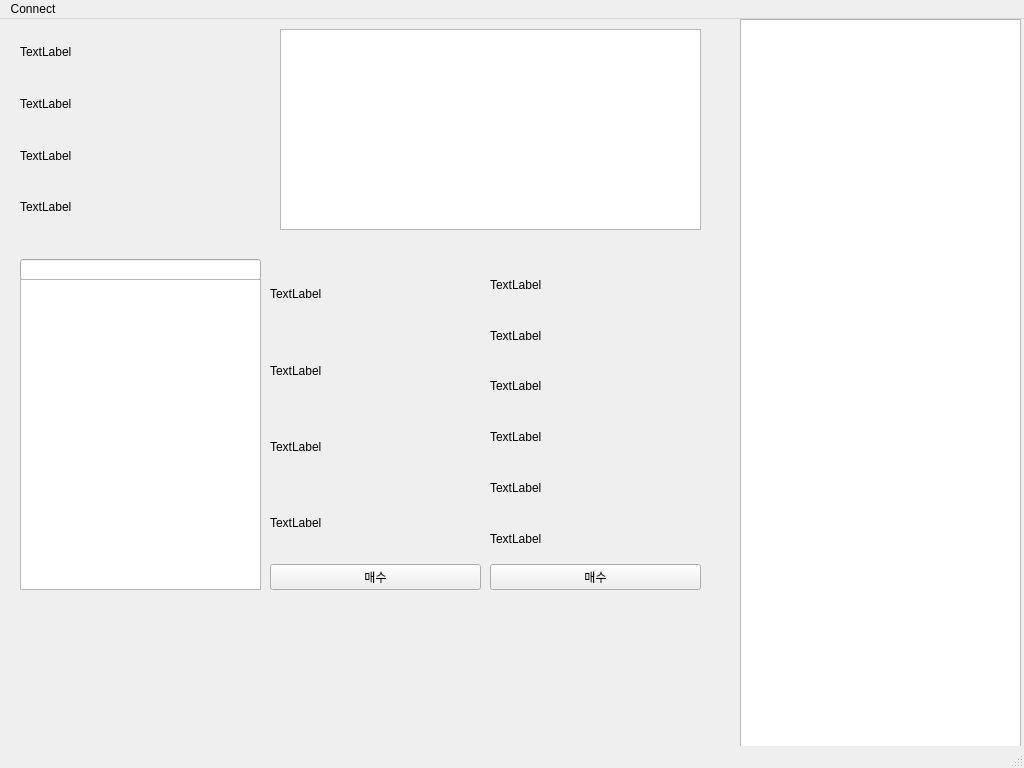
The window that main.ui (RaynoldKim/MyTrade) describes before a commit, drawn with Qt 5.
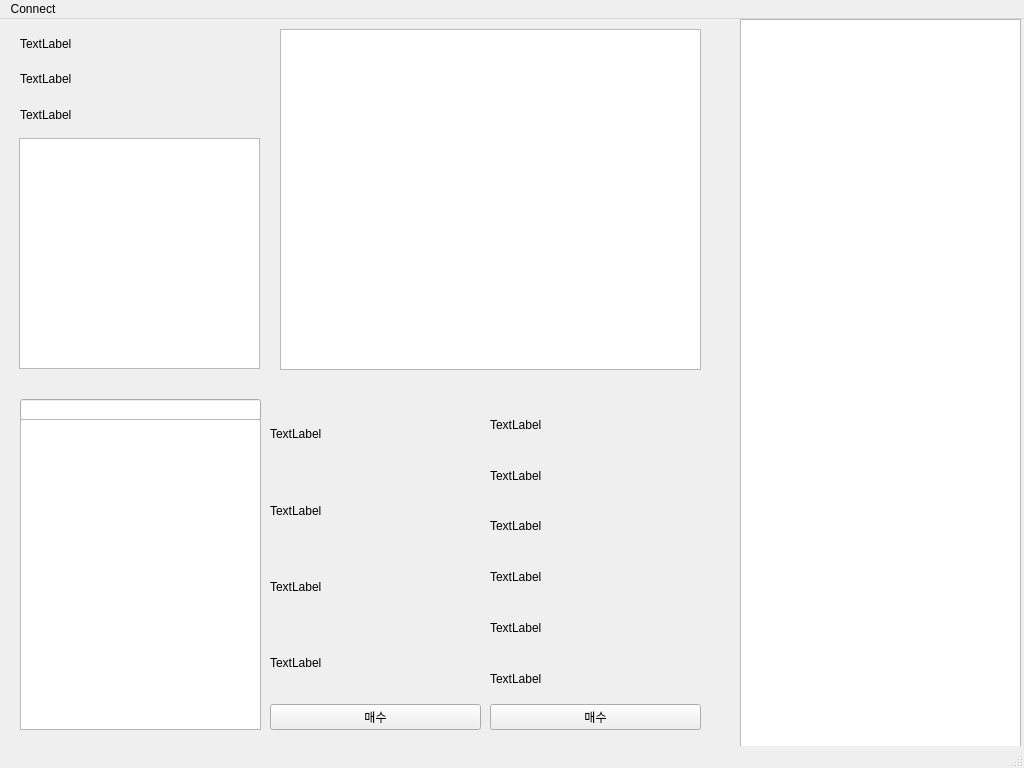
The same window after the commit.

Patch:
```diff
--- a/main.ui
+++ b/main.ui
@@ -20,7 +20,7 @@
       <x>20</x>
       <y>10</y>
       <width>241</width>
-      <height>201</height>
+      <height>101</height>
      </rect>
     </property>
     <layout class="QVBoxLayout" name="verticalLayout">
@@ -29,6 +29,9 @@
        <property name="text">
         <string>TextLabel</string>
        </property>
+       <property name="textInteractionFlags">
+        <set>Qt::TextSelectableByMouse</set>
+       </property>
       </widget>
      </item>
      <item>
@@ -36,6 +39,9 @@
        <property name="text">
         <string>TextLabel</string>
        </property>
+       <property name="textInteractionFlags">
+        <set>Qt::TextSelectableByMouse</set>
+       </property>
       </widget>
      </item>
      <item>
@@ -43,12 +49,8 @@
        <property name="text">
         <string>TextLabel</string>
        </property>
-      </widget>
-     </item>
-     <item>
-      <widget class="QLabel" name="label_cash_balance">
-       <property name="text">
-        <string>TextLabel</string>
+       <property name="textInteractionFlags">
+        <set>Qt::TextSelectableByMouse</set>
        </property>
       </widget>
      </item>
@@ -58,7 +60,7 @@
     <property name="geometry">
      <rect>
       <x>270</x>
-      <y>240</y>
+      <y>380</y>
       <width>211</width>
       <height>331</height>
      </rect>
@@ -105,7 +107,7 @@
     <property name="geometry">
      <rect>
       <x>20</x>
-      <y>240</y>
+      <y>380</y>
       <width>241</width>
       <height>21</height>
      </rect>
@@ -115,7 +117,7 @@
     <property name="geometry">
      <rect>
       <x>20</x>
-      <y>260</y>
+      <y>400</y>
       <width>241</width>
       <height>311</height>
      </rect>
@@ -135,7 +137,7 @@
     <property name="geometry">
      <rect>
       <x>490</x>
-      <y>240</y>
+      <y>380</y>
       <width>211</width>
       <height>331</height>
      </rect>
@@ -201,7 +203,7 @@
       <x>280</x>
       <y>10</y>
       <width>421</width>
-      <height>201</height>
+      <height>341</height>
      </rect>
     </property>
     <property name="inputMethodHints">
@@ -211,6 +213,37 @@
      <set>QAbstractItemView::NoEditTriggers</set>
     </property>
    </widget>
+   <widget class="QWidget" name="verticalLayoutWidget_4">
+    <property name="geometry">
+     <rect>
+      <x>19</x>
+      <y>119</y>
+      <width>241</width>
+      <height>231</height>
+     </rect>
+    </property>
+    <layout class="QVBoxLayout" name="verticalLayout_3">
+     <property name="spacing">
+      <number>0</number>
+     </property>
+     <property name="bottomMargin">
+      <number>0</number>
+     </property>
+     <item>
+      <widget class="QTableWidget" name="table_AccountValue">
+       <property name="layoutDirection">
+        <enum>Qt::LeftToRight</enum>
+       </property>
+       <property name="editTriggers">
+        <set>QAbstractItemView::NoEditTriggers</set>
+       </property>
+       <property name="columnCount">
+        <number>0</number>
+       </property>
+      </widget>
+     </item>
+    </layout>
+   </widget>
   </widget>
   <widget class="QMenuBar" name="menubar">
    <property name="geometry">
```
